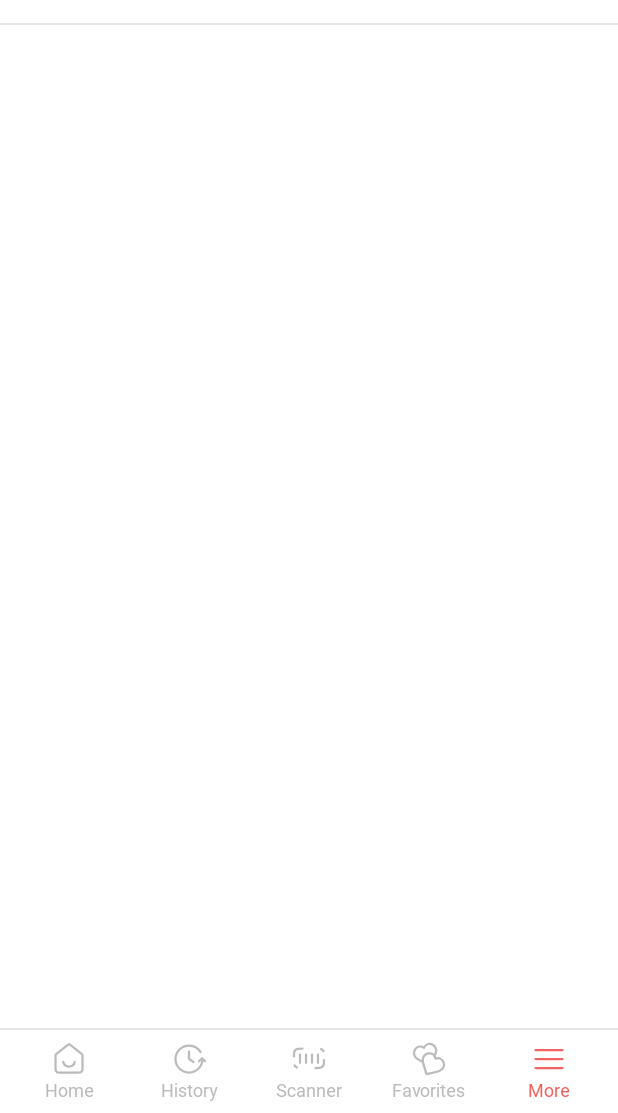
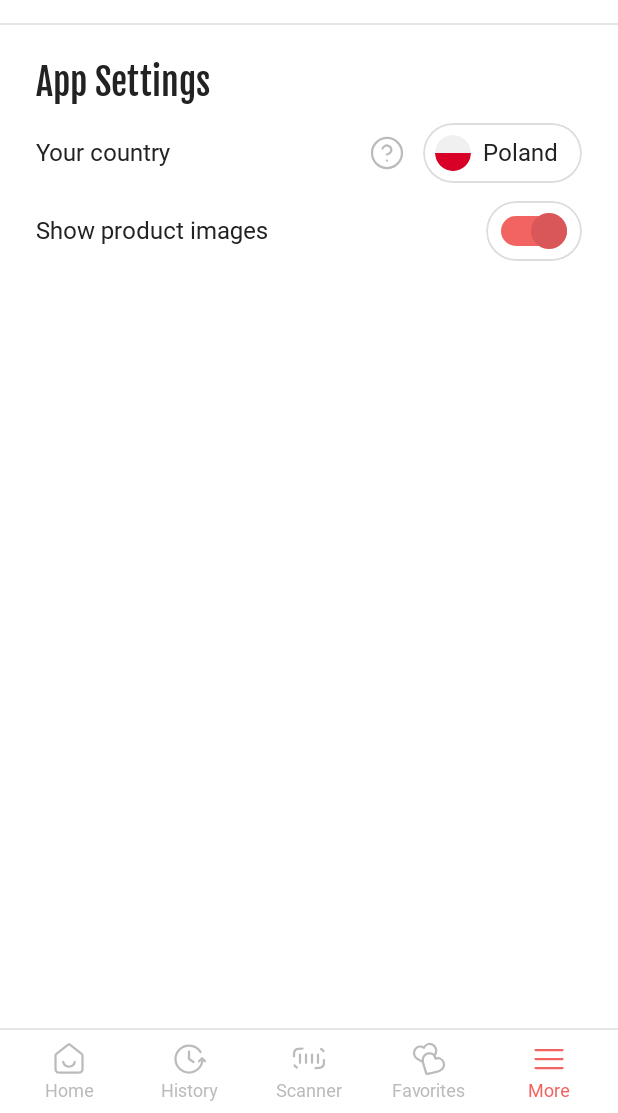
Before and after one commit to Teksiak/Nutrilight, an Android app built with Jetpack Compose: the MoreRoute screen opened through its navigation route, on a phone screen of 412 x 824 dp, the part 123-1236 px from its top. Run offline under Robolectric (Android 15) with nearby library versions, the phone set to English and light mode, and no system bars; Roboto replaces fonts that are not available here.

Commit message:
feat: Add country and product images settings to More tab.

```diff
--- a/app/src/main/java/com/teksiak/nutrilight/more/MoreAction.kt
+++ b/app/src/main/java/com/teksiak/nutrilight/more/MoreAction.kt
@@ -1,4 +1,9 @@
 package com.teksiak.nutrilight.more
 
 sealed interface MoreAction {
+    data object ToggleProductImages : MoreAction
+    data object ShowCountrySelect: MoreAction
+    data class SelectCountry(val code: String): MoreAction
+    data object HideCountrySelect: MoreAction
+    data object ShowCountryExplanation: MoreAction
 }
--- a/app/src/main/java/com/teksiak/nutrilight/more/MoreScreen.kt
+++ b/app/src/main/java/com/teksiak/nutrilight/more/MoreScreen.kt
@@ -1,28 +1,47 @@
 package com.teksiak.nutrilight.more
 
 import androidx.activity.compose.BackHandler
+import androidx.compose.animation.AnimatedVisibility
+import androidx.compose.animation.fadeOut
 import androidx.compose.foundation.Image
+import androidx.compose.foundation.gestures.detectTapGestures
 import androidx.compose.foundation.layout.Arrangement
 import androidx.compose.foundation.layout.Column
 import androidx.compose.foundation.layout.IntrinsicSize
 import androidx.compose.foundation.layout.Row
+import androidx.compose.foundation.layout.Spacer
 import androidx.compose.foundation.layout.fillMaxSize
 import androidx.compose.foundation.layout.fillMaxWidth
 import androidx.compose.foundation.layout.height
 import androidx.compose.foundation.layout.padding
+import androidx.compose.foundation.layout.size
+import androidx.compose.foundation.layout.width
+import androidx.compose.material3.Icon
+import androidx.compose.material3.IconButton
 import androidx.compose.material3.MaterialTheme
 import androidx.compose.material3.Text
 import androidx.compose.runtime.Composable
+import androidx.compose.runtime.getValue
 import androidx.compose.ui.Alignment
 import androidx.compose.ui.Modifier
+import androidx.compose.ui.input.pointer.pointerInput
 import androidx.compose.ui.res.stringResource
+import androidx.compose.ui.tooling.preview.Preview
 import androidx.compose.ui.unit.dp
+import androidx.lifecycle.compose.collectAsStateWithLifecycle
 import com.teksiak.nutrilight.R
 import com.teksiak.nutrilight.core.presentation.NavigationTab
+import com.teksiak.nutrilight.core.presentation.designsystem.HelpCircleIcon
 import com.teksiak.nutrilight.core.presentation.designsystem.LogoIcon
+import com.teksiak.nutrilight.core.presentation.designsystem.NutrilightTheme
 import com.teksiak.nutrilight.core.presentation.designsystem.ShadedWhite
+import com.teksiak.nutrilight.core.presentation.designsystem.Silver
 import com.teksiak.nutrilight.core.presentation.designsystem.components.NutrilightScaffold
+import com.teksiak.nutrilight.core.presentation.designsystem.components.NutrilightSwitch
 import com.teksiak.nutrilight.core.presentation.util.bottomBorder
+import com.teksiak.nutrilight.more.components.CountryDialog
+import com.teksiak.nutrilight.more.components.CountrySelect
+import com.teksiak.nutrilight.more.util.toCountryUi
 import kotlinx.serialization.Serializable
 
 @Serializable
@@ -34,11 +53,14 @@ fun MoreScreenRoot(
     onNavigateBack: () -> Unit,
     navigateWithTab: (NavigationTab) -> Unit
 ) {
+    val state by viewModel.state.collectAsStateWithLifecycle()
+
     BackHandler {
         onNavigateBack()
     }
 
     HomeScreen(
+        state = state,
         onAction = { action ->
             when(action) {
                 else -> Unit
@@ -51,9 +73,21 @@ fun MoreScreenRoot(
 
 @Composable
 private fun HomeScreen(
+    state: MoreState,
     onAction: (MoreAction) -> Unit,
     navigateWithTab: (NavigationTab) -> Unit
 ) {
+    if(state.showCountrySelectDialog) {
+        CountryDialog(
+            onCountrySelect = { country ->
+                onAction(MoreAction.SelectCountry(country))
+            },
+            onDismiss = {
+                onAction(MoreAction.HideCountrySelect)
+            }
+        )
+    }
+
     NutrilightScaffold(
         topAppBar = {
             Row(
@@ -95,9 +129,101 @@ private fun HomeScreen(
                 .padding(innerPadding)
                 .padding(24.dp),
             horizontalAlignment = Alignment.CenterHorizontally,
-            verticalArrangement = Arrangement.Center
+            verticalArrangement = Arrangement.spacedBy(24.dp)
         ) {
-
+            AppSettings(
+                state = state,
+                onAction = onAction
+            )
         }
     }
 }
+
+@Composable
+private fun AppSettings(
+    state: MoreState,
+    onAction: (MoreAction) -> Unit,
+    modifier: Modifier = Modifier
+) {
+    Column(
+        modifier = modifier
+            .fillMaxWidth(),
+        verticalArrangement = Arrangement.spacedBy(12.dp)
+    ) {
+        Text(
+            text = stringResource(R.string.app_settings),
+            style = MaterialTheme.typography.titleMedium
+        )
+        Row(
+            modifier = Modifier.fillMaxWidth(),
+            horizontalArrangement = Arrangement.spacedBy(12.dp),
+            verticalAlignment = Alignment.CenterVertically
+        ) {
+            Text(
+                text = stringResource(R.string.your_country),
+                style = MaterialTheme.typography.bodyLarge
+            )
+            Spacer(modifier = Modifier.weight(1f))
+            Icon(
+                modifier = Modifier
+                    .pointerInput(Unit) {
+                        detectTapGestures(
+                            onTap = {
+                                onAction(MoreAction.ShowCountryExplanation)
+                            }
+                        )
+                    },
+                imageVector = HelpCircleIcon,
+                contentDescription = stringResource(R.string.show_explaination),
+                tint = Silver
+            )
+            CountrySelect(
+                selectedCountry = state.selectedCountry.toCountryUi(),
+                onClick = {
+                    onAction(MoreAction.ShowCountrySelect)
+                }
+            )
+        }
+        AnimatedVisibility(
+            visible = state.showCountryExplanation,
+        ) {
+            Text(
+                modifier = Modifier.fillMaxWidth(),
+                text = stringResource(R.string.country_explanation),
+                style = MaterialTheme.typography.bodyMedium,
+                color = Silver
+            )
+        }
+        Row(
+            modifier = Modifier.fillMaxWidth(),
+            horizontalArrangement = Arrangement.spacedBy(24.dp),
+            verticalAlignment = Alignment.CenterVertically
+        ) {
+            Text(
+                text = stringResource(R.string.show_product_images),
+                style = MaterialTheme.typography.bodyLarge
+            )
+            Spacer(modifier = Modifier.weight(1f))
+            NutrilightSwitch(
+                checked = state.showProductImages,
+                onCheckedChange = {
+                    onAction(MoreAction.ToggleProductImages)
+                }
+            )
+        }
+    }
+}
+
+@Preview
+@Composable
+private fun HomeScreenPreview() {
+    NutrilightTheme {
+        HomeScreen(
+            state = MoreState(
+                showCountryExplanation = true
+            ),
+            onAction = {},
+            navigateWithTab = {}
+        )
+    }
+}
--- /dev/null
+++ b/app/src/main/java/com/teksiak/nutrilight/more/MoreState.kt
@@ -0,0 +1,10 @@
+package com.teksiak.nutrilight.more
+
+import com.teksiak.nutrilight.core.domain.Country
+
+data class MoreState(
+    val selectedCountry: Country = Country.POLAND,
+    val showCountrySelectDialog: Boolean = false,
+    val showCountryExplanation: Boolean = false,
+    val showProductImages: Boolean = true,
+)
--- /dev/null
+++ b/app/src/main/java/com/teksiak/nutrilight/more/components/CountrySelect.kt
@@ -0,0 +1,71 @@
+package com.teksiak.nutrilight.more.components
+
+import androidx.compose.foundation.Image
+import androidx.compose.foundation.border
+import androidx.compose.foundation.clickable
+import androidx.compose.foundation.layout.Arrangement
+import androidx.compose.foundation.layout.Row
+import androidx.compose.foundation.layout.height
+import androidx.compose.foundation.layout.padding
+import androidx.compose.foundation.layout.size
+import androidx.compose.foundation.shape.CircleShape
+import androidx.compose.foundation.shape.RoundedCornerShape
+import androidx.compose.material3.MaterialTheme
+import androidx.compose.material3.Text
+import androidx.compose.runtime.Composable
+import androidx.compose.ui.Alignment
+import androidx.compose.ui.Modifier
+import androidx.compose.ui.draw.clip
+import androidx.compose.ui.tooling.preview.Preview
+import androidx.compose.ui.unit.dp
+import com.teksiak.nutrilight.core.domain.Country
+import com.teksiak.nutrilight.core.presentation.designsystem.NutrilightTheme
+import com.teksiak.nutrilight.core.presentation.designsystem.ShadedWhite
+import com.teksiak.nutrilight.more.util.CountryUi
+import com.teksiak.nutrilight.more.util.toCountryUi
+
+@Composable
+fun CountrySelect(
+    selectedCountry: CountryUi,
+    onClick: () -> Unit,
+    modifier: Modifier = Modifier
+) {
+    Row(
+        modifier = modifier
+            .height(40.dp)
+            .clip(RoundedCornerShape(20.dp))
+            .clickable { onClick() }
+            .border(
+                width = 1.dp,
+                color = ShadedWhite,
+                shape = RoundedCornerShape(20.dp)
+            )
+            .padding(8.dp)
+            .padding(end = 8.dp),
+        verticalAlignment = Alignment.CenterVertically,
+        horizontalArrangement = Arrangement.spacedBy(8.dp)
+    ) {
+        Image(
+            imageVector = selectedCountry.flag,
+            contentDescription = null,
+            modifier = Modifier
+                .size(24.dp)
+                .clip(CircleShape)
+        )
+        Text(
+            text = selectedCountry.name,
+            style = MaterialTheme.typography.bodyLarge
+        )
+    }
+}
+
+@Preview(showBackground = true)
+@Composable
+private fun CountrySelectPreview() {
+    NutrilightTheme {
+        CountrySelect(
+            selectedCountry = Country.GERMANY.toCountryUi(),
+            onClick = { }
+        )
+    }
+}
--- /dev/null
+++ b/app/src/main/java/com/teksiak/nutrilight/more/util/CountryUi.kt
@@ -0,0 +1,34 @@
+package com.teksiak.nutrilight.more.util
+
+import androidx.compose.runtime.Composable
+import androidx.compose.ui.graphics.vector.ImageVector
+import androidx.compose.ui.res.stringResource
+import com.teksiak.nutrilight.R
+import com.teksiak.nutrilight.core.domain.Country
+import com.teksiak.nutrilight.core.presentation.designsystem.FranceFlag
+import com.teksiak.nutrilight.core.presentation.designsystem.GermanyFlag
+import com.teksiak.nutrilight.core.presentation.designsystem.ItalyFlag
+import com.teksiak.nutrilight.core.presentation.designsystem.PolandFlag
+import com.teksiak.nutrilight.core.presentation.designsystem.SpainFlag
+
+data class CountryUi(
+    val name: String,
+    val code: String,
+    val flag: ImageVector
+)
+
+@Composable
+fun Country.toCountryUi(): CountryUi {
+    val (nameRes, flag) = when (this) {
+        Country.FRANCE -> R.string.france to FranceFlag
+        Country.GERMANY -> R.string.germany to GermanyFlag
+        Country.ITALY -> R.string.italy to ItalyFlag
+        Country.POLAND -> R.string.poland to PolandFlag
+        Country.SPAIN -> R.string.spain to SpainFlag
+    }
+    return CountryUi(
+        name = stringResource(nameRes),
+        code = this.code,
+        flag = flag
+    )
+}
--- a/app/src/main/res/values/strings.xml
+++ b/app/src/main/res/values/strings.xml
@@ -3,4 +3,15 @@
     <string name="nutrilight">Nutrilight</string>
     <string name="shining_light">Shining a light on what You eat</string>
     <string name="logo">Logo</string>
+    <string name="france">France</string>
+    <string name="spain">Spain</string>
+    <string name="poland">Poland</string>
+    <string name="italy">Italy</string>
+    <string name="germany">Germany</string>
+    <string name="select_country">Select your country</string>
+    <string name="app_settings">App Settings</string>
+    <string name="your_country">Your country</string>
+    <string name="show_explaination">Show explaination</string>
+    <string name="show_product_images">Show product images</string>
+    <string name="country_explanation">The country is used to filter searched products. It ensures that the search results will be as close to your expectations as they can.</string>
 </resources>
--- /dev/null
+++ b/core/presentation/src/main/java/com/teksiak/nutrilight/core/presentation/designsystem/CountryFlags.kt
@@ -0,0 +1,26 @@
+package com.teksiak.nutrilight.core.presentation.designsystem
+
+import androidx.compose.runtime.Composable
+import androidx.compose.ui.graphics.vector.ImageVector
+import androidx.compose.ui.res.vectorResource
+import com.teksiak.nutrilight.core.presentation.R
+
+val PolandFlag: ImageVector
+    @Composable
+    get() = ImageVector.vectorResource(id = R.drawable.pl_flag)
+
+val FranceFlag: ImageVector
+    @Composable
+    get() = ImageVector.vectorResource(id = R.drawable.fr_flag)
+
+val GermanyFlag: ImageVector
+    @Composable
+    get() = ImageVector.vectorResource(id = R.drawable.de_flag)
+
+val ItalyFlag: ImageVector
+    @Composable
+    get() = ImageVector.vectorResource(id = R.drawable.it_flag)
+
+val SpainFlag: ImageVector
+    @Composable
+    get() = ImageVector.vectorResource(id = R.drawable.es_flag)
--- a/scanner/presentation/src/main/java/com/teksiak/nutrilight/scanner/presentation/ScannerViewModel.kt
+++ b/scanner/presentation/src/main/java/com/teksiak/nutrilight/scanner/presentation/ScannerViewModel.kt
@@ -1,6 +1,5 @@
 package com.teksiak.nutrilight.scanner.presentation
 
-import android.util.Log
 import androidx.lifecycle.ViewModel
 import androidx.lifecycle.viewModelScope
 import com.teksiak.nutrilight.core.domain.ProductsRepository
```
Also changed, not shown: app/src/main/java/com/teksiak/nutrilight/more/MoreViewModel.kt (+24 -0 lines), app/src/main/java/com/teksiak/nutrilight/more/components/CountryDialog.kt (added, +128 -0 lines), core/domain/src/main/java/com/teksiak/nutrilight/core/domain/Country.kt (+8 -3 lines), core/presentation/src/main/java/com/teksiak/nutrilight/core/presentation/designsystem/components/NutrilightDialog.kt (+5 -5 lines).
